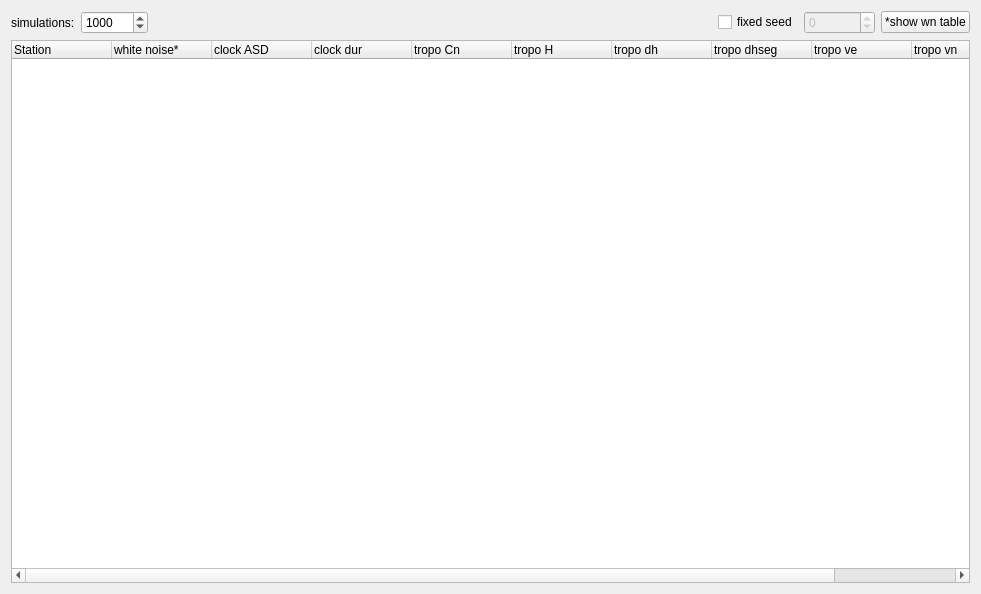
First picture: the form in Widgets/simulatorwidget.ui, repository TUW-VieVS/VieSchedppGUI, before the edit.
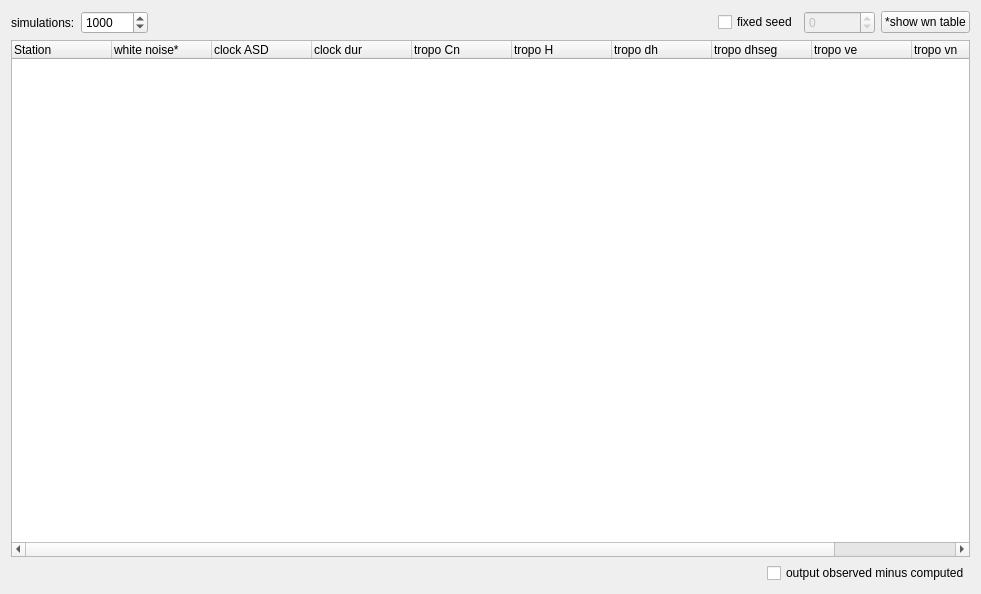
Second picture: the form after the edit. Icons and pictures are not drawn.

Commit message: satellite files by helene wolf + output of simulation + analyzer matrices

The edit to the form file:
```diff
--- a/Widgets/simulatorwidget.ui
+++ b/Widgets/simulatorwidget.ui
@@ -160,6 +160,33 @@
      </column>
     </widget>
    </item>
+   <item>
+    <layout class="QHBoxLayout" name="horizontalLayout_2">
+     <property name="topMargin">
+      <number>0</number>
+     </property>
+     <item>
+      <spacer name="horizontalSpacer_2">
+       <property name="orientation">
+        <enum>Qt::Horizontal</enum>
+       </property>
+       <property name="sizeHint" stdset="0">
+        <size>
+         <width>40</width>
+         <height>20</height>
+        </size>
+       </property>
+      </spacer>
+     </item>
+     <item>
+      <widget class="QCheckBox" name="checkBox_obs_minus_comp">
+       <property name="text">
+        <string>output observed minus computed</string>
+       </property>
+      </widget>
+     </item>
+    </layout>
+   </item>
   </layout>
  </widget>
  <resources/>
```
The commit also changes 10 other files.
